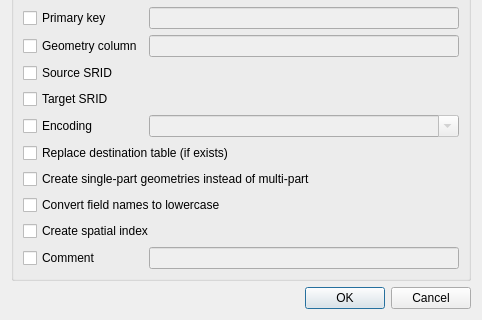
Qt form python/plugins/db_manager/ui/DlgImportVector.ui (qgis/QGIS) before a commit; both pictures show x 0 to 482 and y 307 to 627 of the 482 by 627 pixel window.
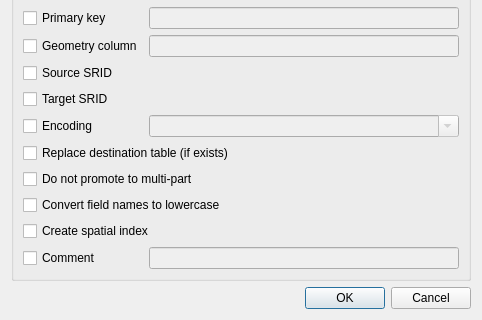
The same form after that commit. Custom widgets are drawn as their Qt base class.

Commit message: change confusing parameter name in DB Manager

```diff
--- a/python/plugins/db_manager/ui/DlgImportVector.ui
+++ b/python/plugins/db_manager/ui/DlgImportVector.ui
@@ -208,7 +208,7 @@
       <item row="7" column="0" colspan="2">
        <widget class="QCheckBox" name="chkSinglePart">
         <property name="text">
-         <string>Create single-part geometries instead of multi-part</string>
+         <string>Do not promote to multi-part</string>
         </property>
        </widget>
       </item>
```
